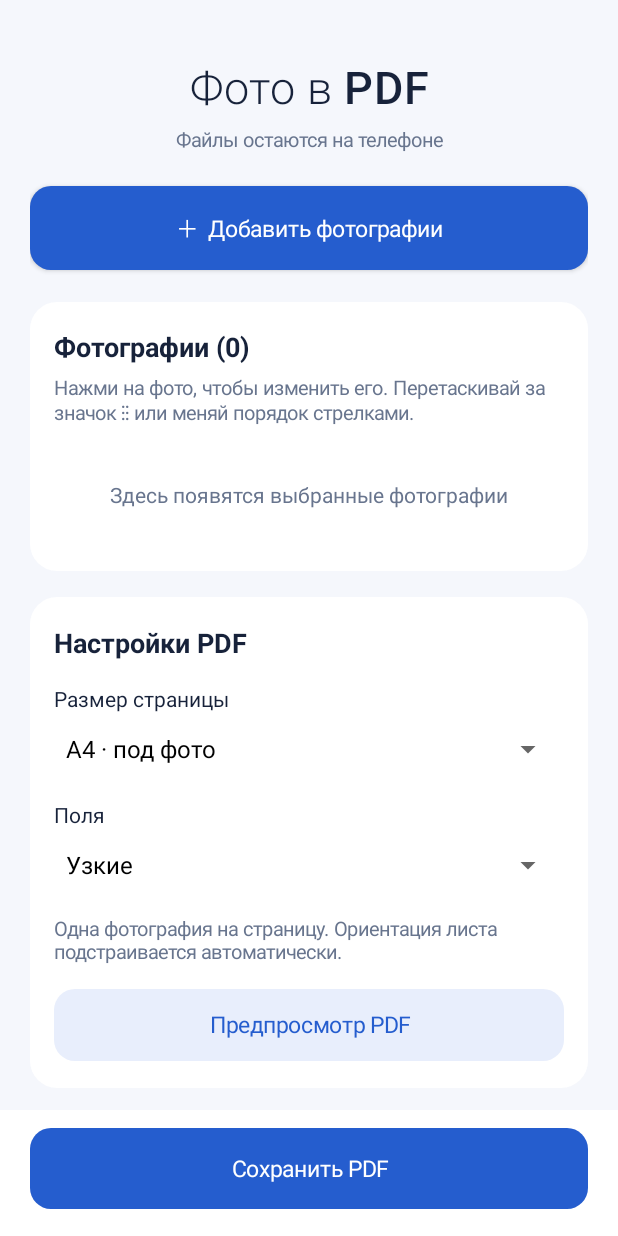
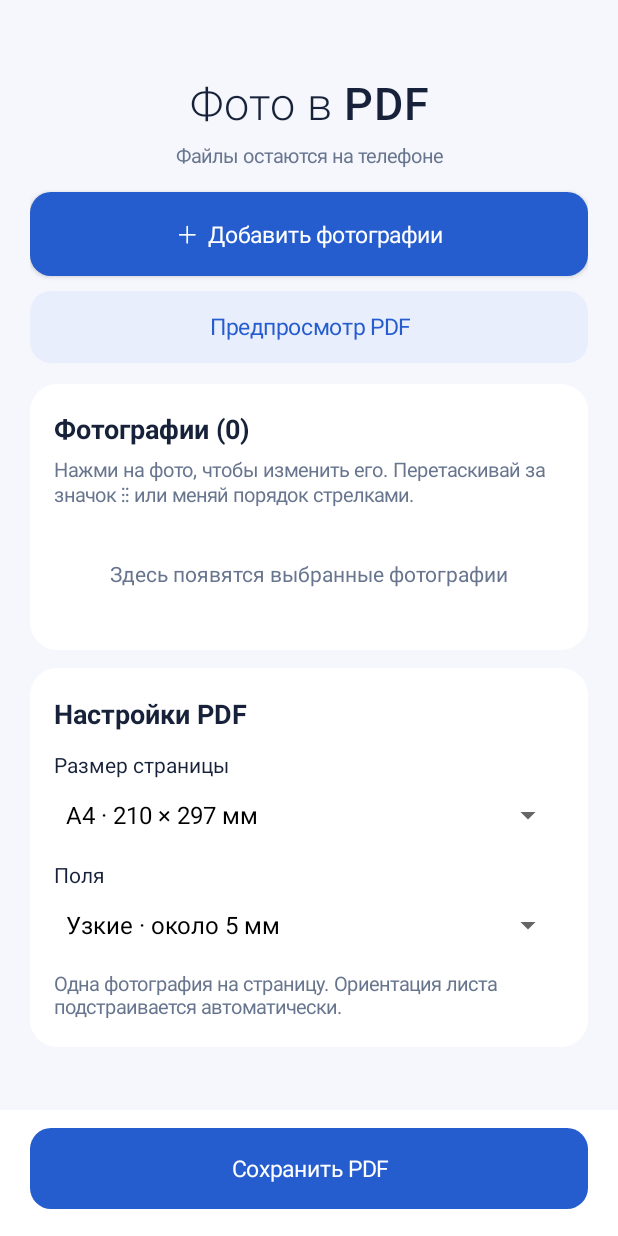
Before and after one commit to kravecvictor611-byte/foto_in_scan, an Android app: the screen it shows after launch (MainActivity), on a phone screen of 412 x 824 dp. Run offline under Robolectric (Android 15) with nearby library versions, the phone set to English and light mode, and no system bars.

Commit message:
Make preview prominent and show page margins clearly

```diff
--- a/app/build.gradle
+++ b/app/build.gradle
@@ -8,8 +8,8 @@ android {
         applicationId 'com.vladimir.photopdf'
         minSdk 28
         targetSdk 35
-        versionCode 4
-        versionName '1.3'
+        versionCode 5
+        versionName '1.4'
     }
     compileOptions {
         sourceCompatibility JavaVersion.VERSION_17
--- a/app/src/main/java/com/vladimir/photopdf/MainActivity.java
+++ b/app/src/main/java/com/vladimir/photopdf/MainActivity.java
@@ -6,6 +6,9 @@ import android.content.ClipData;
 import android.content.Intent;
 import android.graphics.Bitmap;
 import android.graphics.Color;
+import android.graphics.Canvas;
+import android.graphics.Paint;
+import android.graphics.DashPathEffect;
 import android.graphics.Typeface;
 import android.graphics.drawable.GradientDrawable;
 import android.net.Uri;
@@ -92,7 +95,7 @@ public final class MainActivity extends Activity {
         ScrollView scroll = new ScrollView(this);
         root.addView(scroll, new LinearLayout.LayoutParams(-1, 0, 1));
         LinearLayout body = vertical();
-        body.setPadding(dp(20), dp(37), dp(20), dp(18));
+        body.setPadding(dp(20), dp(48), dp(20), dp(18));
         scroll.addView(body);
 
         TextView title = text("Фото в PDF", 30, ink);
@@ -107,12 +110,17 @@ public final class MainActivity extends Activity {
         TextView subtitle = text("Файлы остаются на телефоне", 13, 0xFF68758E);
         subtitle.setGravity(Gravity.CENTER);
         body.addView(subtitle, new LinearLayout.LayoutParams(-1, -2));
-        addSpace(body, 22);
+        addSpace(body, 15);
 
         Button add = button("＋  Добавить фотографии", true);
         add.setOnClickListener(v -> choosePhotos());
         body.addView(add, new LinearLayout.LayoutParams(-1, dp(56)));
-        addSpace(body, 21);
+        previewButton = button("Предпросмотр PDF", false);
+        LinearLayout.LayoutParams previewParams = new LinearLayout.LayoutParams(-1, dp(48));
+        previewParams.topMargin = dp(10);
+        body.addView(previewButton, previewParams);
+        previewButton.setOnClickListener(v -> preparePreview());
+        addSpace(body, 14);
 
         LinearLayout card = vertical();
         card.setBackground(background(Color.WHITE, 18));
@@ -124,11 +132,11 @@ public final class MainActivity extends Activity {
         addSpace(card, 6);
         card.addView(text("Нажми на фото, чтобы изменить его. Перетаскивай за значок ⋮⋮ или меняй порядок стрелками.",
                 13, 0xFF68758E));
-        addSpace(card, 12);
+        addSpace(card, 10);
         rows = vertical();
         card.addView(rows);
         refreshRows();
-        addSpace(body, 17);
+        addSpace(body, 12);
 
         LinearLayout options = vertical();
         options.setPadding(dp(16), dp(18), dp(16), dp(18));
@@ -137,25 +145,18 @@ public final class MainActivity extends Activity {
         TextView optionsTitle = text("Настройки PDF", 18, ink);
         optionsTitle.setTypeface(null, 1);
         options.addView(optionsTitle);
-        addSpace(options, 15);
+        addSpace(options, 12);
         options.addView(text("Размер страницы", 14, ink));
-        sizeChoice = spinner(new String[]{"A4 · под фото", "Letter · под фото", "По пропорциям фото"});
+        sizeChoice = spinner(new String[]{"A4 · 210 × 297 мм", "Letter · 216 × 279 мм", "По пропорциям фото"});
         options.addView(sizeChoice, new LinearLayout.LayoutParams(-1, dp(48)));
-        addSpace(options, 10);
+        addSpace(options, 6);
         options.addView(text("Поля", 14, ink));
-        marginChoice = spinner(new String[]{"Без полей", "Узкие", "Обычные"});
+        marginChoice = spinner(new String[]{"Без полей · 0 мм", "Узкие · около 5 мм", "Обычные · около 11 мм"});
         marginChoice.setSelection(1);
         options.addView(marginChoice, new LinearLayout.LayoutParams(-1, dp(48)));
-        addSpace(options, 9);
+        addSpace(options, 6);
         options.addView(text("Одна фотография на страницу. Ориентация листа подстраивается автоматически.",
                 13, 0xFF68758E));
-        previewButton = button("Предпросмотр PDF", false);
-        LinearLayout.LayoutParams previewParams = new LinearLayout.LayoutParams(-1, dp(48));
-        previewParams.topMargin = dp(16);
-        options.addView(previewButton, previewParams);
-        previewButton.setOnClickListener(v -> preparePreview());
-        refreshButton();
-
         LinearLayout footer = vertical();
         footer.setBackgroundColor(Color.WHITE);
         footer.setPadding(dp(20), dp(12), dp(20), dp(18));
@@ -481,7 +482,7 @@ public final class MainActivity extends Activity {
                 PdfWriter.write(getContentResolver(), snapshot, selectedSize, margin, file);
                 runOnUiThread(() -> {
                     setBusy(false, null);
-                    showPreview(file);
+                    showPreview(file, selectedSize, margin);
                 });
             } catch (Exception e) {
                 file.delete();
@@ -493,7 +494,7 @@ public final class MainActivity extends Activity {
         }).start();
     }
 
-    private Bitmap renderPreviewPage(PdfRenderer renderer, int index) {
+    private Bitmap renderPreviewPage(PdfRenderer renderer, int index, int marginPt) {
         try (PdfRenderer.Page page = renderer.openPage(index)) {
             float scale = Math.min(
                     Math.min((getResources().getDisplayMetrics().widthPixels - dp(88))
@@ -505,6 +506,23 @@ public final class MainActivity extends Activity {
             try {
                 bitmap.eraseColor(Color.WHITE);
                 page.render(bitmap, null, null, PdfRenderer.Page.RENDER_MODE_FOR_DISPLAY);
+                if (marginPt > 0) {
+                    Canvas guide = new Canvas(bitmap);
+                    float insetX = marginPt * width / (float) page.getWidth();
+                    float insetY = marginPt * height / (float) page.getHeight();
+                    Paint shade = new Paint();
+                    shade.setColor(0x28345FD0);
+                    guide.drawRect(0, 0, width, insetY, shade);
+                    guide.drawRect(0, height - insetY, width, height, shade);
+                    guide.drawRect(0, insetY, insetX, height - insetY, shade);
+                    guide.drawRect(width - insetX, insetY, width, height - insetY, shade);
+                    Paint outline = new Paint(Paint.ANTI_ALIAS_FLAG);
+                    outline.setColor(0xFF255DCE);
+                    outline.setStyle(Paint.Style.STROKE);
+                    outline.setStrokeWidth(Math.max(2f, width / 320f));
+                    outline.setPathEffect(new DashPathEffect(new float[]{9f, 6f}, 0));
+                    guide.drawRect(insetX, insetY, width - insetX, height - insetY, outline);
+                }
                 return bitmap;
             } catch (RuntimeException e) {
                 bitmap.recycle();
@@ -513,7 +531,7 @@ public final class MainActivity extends Activity {
         }
     }
 
-    private void showPreview(File file) {
+    private void showPreview(File file, int selectedSize, int marginPt) {
         ParcelFileDescriptor descriptor = null;
         PdfRenderer renderer = null;
         try {
@@ -533,6 +551,16 @@ public final class MainActivity extends Activity {
         final ParcelFileDescriptor fd = descriptor;
         LinearLayout content = vertical();
         content.setPadding(dp(16), dp(12), dp(16), dp(8));
+        String pageSizeName = new String[]{"A4", "Letter", "По пропорциям фото"}[selectedSize];
+        String marginName = marginPt == 0 ? "0 мм" : marginPt == 14 ? "≈5 мм" : "≈11 мм";
+        TextView details = text(pageSizeName + " · Поля: " + marginName, 14, ink);
+        details.setGravity(Gravity.CENTER);
+        content.addView(details);
+        addSpace(content, 6);
+        TextView guideHint = text("Синим показаны поля. В PDF этой разметки нет.", 12, 0xFF68758E);
+        guideHint.setGravity(Gravity.CENTER);
+        content.addView(guideHint);
+        addSpace(content, 10);
         ImageView image = new ImageView(this);
         image.setScaleType(ImageView.ScaleType.FIT_CENTER);
         image.setBackgroundColor(0xFFE8EEFC);
@@ -555,7 +583,7 @@ public final class MainActivity extends Activity {
         Bitmap[] shown = {null};
         Runnable update = () -> {
             try {
-                Bitmap bitmap = renderPreviewPage(pdf, pageIndex[0]);
+                Bitmap bitmap = renderPreviewPage(pdf, pageIndex[0], marginPt);
                 Bitmap old = shown[0];
                 shown[0] = bitmap;
                 image.setImageBitmap(bitmap);
```
